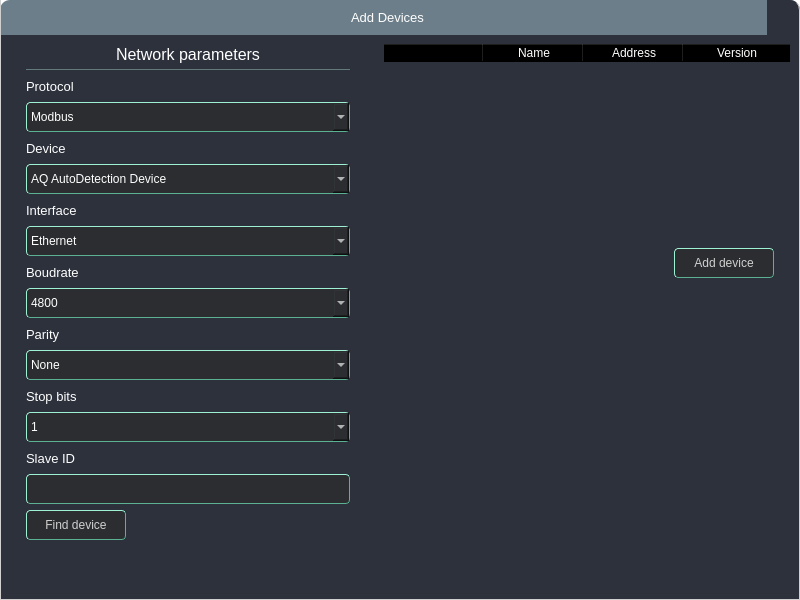
Old version of the form UI/forms/AqAddDeviceWindow.ui in the repository romangolovkou/AQteck_toolMAX.
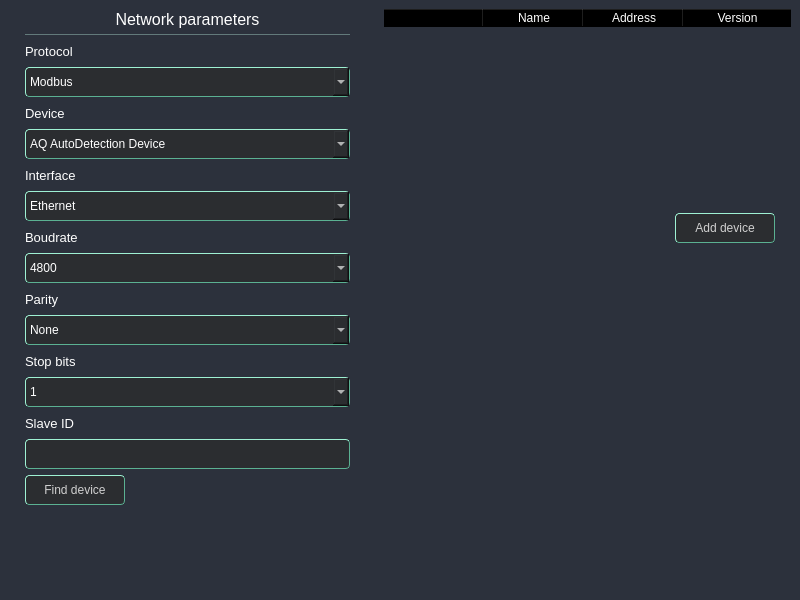
New version of the form. Icons and pictures are not drawn. Custom widgets are drawn as their Qt base class.

Commit message: Вікно "додати" переведено на новий шаблон. Виправлено баг із непідсвічуванням нового активного девайсу у лівій панелі якщо активний девайс видалити.

```diff
--- a/UI/forms/AqAddDeviceWindow.ui
+++ b/UI/forms/AqAddDeviceWindow.ui
@@ -69,16 +69,6 @@
 	border-bottom: 1px solid #637A7B;
 }
 
-#connection_settings{
-	border-left: 1px solid #D0D0D0;
-	border-bottom: 1px solid #D0D0D0;
-}
-
-#right_frame{
-	border-right: 1px solid #D0D0D0;
-	border-bottom: 1px solid #D0D0D0;
-}
-
 QComboBox{
 	border-left: 1px solid #9ef1d3; 
 	border-top: 1px solid #9ef1d3; 
@@ -138,138 +128,6 @@
    <property name="bottomMargin">
     <number>0</number>
    </property>
-   <item alignment="Qt::AlignTop">
-    <widget class="QFrame" name="toolboxFrame">
-     <property name="minimumSize">
-      <size>
-       <width>0</width>
-       <height>35</height>
-      </size>
-     </property>
-     <property name="maximumSize">
-      <size>
-       <width>16777215</width>
-       <height>35</height>
-      </size>
-     </property>
-     <property name="frameShape">
-      <enum>QFrame::StyledPanel</enum>
-     </property>
-     <property name="frameShadow">
-      <enum>QFrame::Raised</enum>
-     </property>
-     <layout class="QHBoxLayout" name="horizontalLayout">
-      <property name="spacing">
-       <number>0</number>
-      </property>
-      <property name="leftMargin">
-       <number>0</number>
-      </property>
-      <property name="topMargin">
-       <number>0</number>
-      </property>
-      <property name="rightMargin">
-       <number>0</number>
-      </property>
-      <property name="bottomMargin">
-       <number>0</number>
-      </property>
-      <item alignment="Qt::AlignLeft">
-       <widget class="QLabel" name="icon">
-        <property name="sizePolicy">
-         <sizepolicy hsizetype="Fixed" vsizetype="Fixed">
-          <horstretch>0</horstretch>
-          <verstretch>0</verstretch>
-         </sizepolicy>
-        </property>
-        <property name="minimumSize">
-         <size>
-          <width>0</width>
-          <height>0</height>
-         </size>
-        </property>
-        <property name="maximumSize">
-         <size>
-          <width>35</width>
-          <height>35</height>
-         </size>
-        </property>
-        <property name="text">
-         <string/>
-        </property>
-        <property name="pixmap">
-         <pixmap resource="../resoursec.qrc">:/images/icons/AQico_silver.png</pixmap>
-        </property>
-        <property name="scaledContents">
-         <bool>true</bool>
-        </property>
-       </widget>
-      </item>
-      <item>
-       <widget class="QLabel" name="headertext">
-        <property name="sizePolicy">
-         <sizepolicy hsizetype="Expanding" vsizetype="Preferred">
-          <horstretch>0</horstretch>
-          <verstretch>0</verstretch>
-         </sizepolicy>
-        </property>
-        <property name="font">
-         <font>
-          <pointsize>10</pointsize>
-         </font>
-        </property>
-        <property name="styleSheet">
-         <string notr="true"/>
-        </property>
-        <property name="text">
-         <string>Add Devices</string>
-        </property>
-        <property name="alignment">
-         <set>Qt::AlignCenter</set>
-        </property>
-       </widget>
-      </item>
-      <item alignment="Qt::AlignRight">
-       <widget class="QPushButton" name="closeBtn">
-        <property name="enabled">
-         <bool>true</bool>
-        </property>
-        <property name="sizePolicy">
-         <sizepolicy hsizetype="Fixed" vsizetype="Fixed">
-          <horstretch>0</horstretch>
-          <verstretch>0</verstretch>
-         </sizepolicy>
-        </property>
-        <property name="minimumSize">
-         <size>
-          <width>0</width>
-          <height>0</height>
-         </size>
-        </property>
-        <property name="maximumSize">
-         <size>
-          <width>35</width>
-          <height>35</height>
-         </size>
-        </property>
-        <property name="text">
-         <string/>
-        </property>
-        <property name="icon">
-         <iconset resource="../resoursec.qrc">
-          <normaloff>:/icons/icons/feather/x.svg</normaloff>:/icons/icons/feather/x.svg</iconset>
-        </property>
-        <property name="iconSize">
-         <size>
-          <width>35</width>
-          <height>50</height>
-         </size>
-        </property>
-       </widget>
-      </item>
-     </layout>
-    </widget>
-   </item>
    <item>
     <widget class="QWidget" name="mainWidget" native="true">
      <property name="sizePolicy">
```
Left out of the diff: 4 changed lines with no effect on the pictures. The commit also changes 2 other files.
